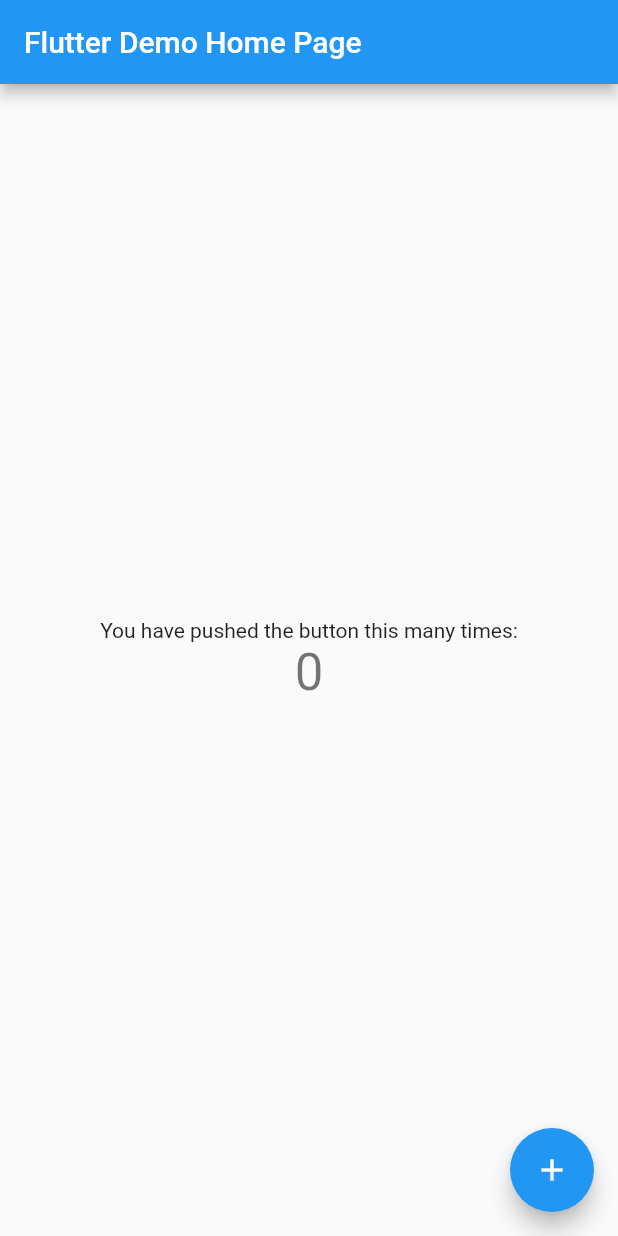
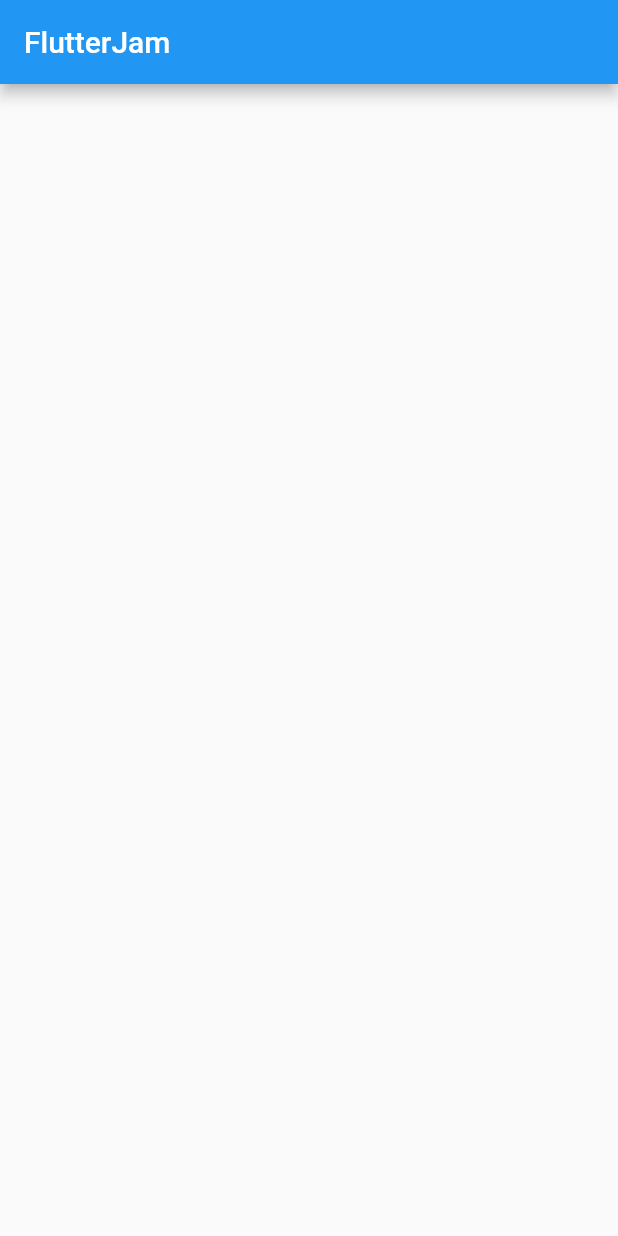
Before and after one commit to terofeev/FlutterJam, a Flutter app: the screen it shows after launch, on a phone screen of 412 x 824 dp. Run offline on Flutter 3.47's test engine with Material 2 defaults, Android fonts, the phone set to English and light mode, and no system bars.

Commit message:
Code cleanup.

```diff
--- a/lib/main.dart
+++ b/lib/main.dart
@@ -3,39 +3,21 @@ import 'package:flutter/material.dart';
 void main() => runApp(MyApp());
 
 class MyApp extends StatelessWidget {
-  // This widget is the root of your application.
+
   @override
   Widget build(BuildContext context) {
     return MaterialApp(
-      title: 'Flutter Demo',
+      title: 'FlutterJam',
       theme: ThemeData(
-        // This is the theme of your application.
-        //
-        // Try running your application with "flutter run". You'll see the
-        // application has a blue toolbar. Then, without quitting the app, try
-        // changing the primarySwatch below to Colors.green and then invoke
-        // "hot reload" (press "r" in the console where you ran "flutter run",
-        // or simply save your changes to "hot reload" in a Flutter IDE).
-        // Notice that the counter didn't reset back to zero; the application
-        // is not restarted.
         primarySwatch: Colors.blue,
       ),
-      home: MyHomePage(title: 'Flutter Demo Home Page'),
+      home: MyHomePage(title: 'FlutterJam'),
     );
   }
 }
 
 class MyHomePage extends StatefulWidget {
   MyHomePage({Key key, this.title}) : super(key: key);
-
-  // This widget is the home page of your application. It is stateful, meaning
-  // that it has a State object (defined below) that contains fields that affect
-  // how it looks.
-
-  // This class is the configuration for the state. It holds the values (in this
-  // case the title) provided by the parent (in this case the App widget) and
-  // used by the build method of the State. Fields in a Widget subclass are
-  // always marked "final".
 
   final String title;
 
@@ -44,68 +26,13 @@ class MyHomePage extends StatefulWidget {
 }
 
 class _MyHomePageState extends State<MyHomePage> {
-  int _counter = 0;
-
-  void _incrementCounter() {
-    setState(() {
-      // This call to setState tells the Flutter framework that something has
-      // changed in this State, which causes it to rerun the build method below
-      // so that the display can reflect the updated values. If we changed
-      // _counter without calling setState(), then the build method would not be
-      // called again, and so nothing would appear to happen.
-      _counter++;
-    });
-  }
 
   @override
   Widget build(BuildContext context) {
-    // This method is rerun every time setState is called, for instance as done
-    // by the _incrementCounter method above.
-    //
-    // The Flutter framework has been optimized to make rerunning build methods
-    // fast, so that you can just rebuild anything that needs updating rather
-    // than having to individually change instances of widgets.
     return Scaffold(
       appBar: AppBar(
-        // Here we take the value from the MyHomePage object that was created by
-        // the App.build method, and use it to set our appbar title.
         title: Text(widget.title),
       ),
-      body: Center(
-        // Center is a layout widget. It takes a single child and positions it
-        // in the middle of the parent.
-        child: Column(
-          // Column is also a layout widget. It takes a list of children and
-          // arranges them vertically. By default, it sizes itself to fit its
-          // children horizontally, and tries to be as tall as its parent.
-          //
-          // Invoke "debug painting" (press "p" in the console, choose the
-          // "Toggle Debug Paint" action from the Flutter Inspector in Android
-          // Studio, or the "Toggle Debug Paint" command in Visual Studio Code)
-          // to see the wireframe for each widget.
-          //
-          // Column has various properties to control how it sizes itself and
-          // how it positions its children. Here we use mainAxisAlignment to
-          // center the children vertically; the main axis here is the vertical
-          // axis because Columns are vertical (the cross axis would be
-          // horizontal).
-          mainAxisAlignment: MainAxisAlignment.center,
-          children: <Widget>[
-            Text(
-              'You have pushed the button this many times:',
-            ),
-            Text(
-              '$_counter',
-              style: Theme.of(context).textTheme.display1,
-            ),
-          ],
-        ),
-      ),
-      floatingActionButton: FloatingActionButton(
-        onPressed: _incrementCounter,
-        tooltip: 'Increment',
-        child: Icon(Icons.add),
-      ), // This trailing comma makes auto-formatting nicer for build methods.
     );
   }
 }
```
